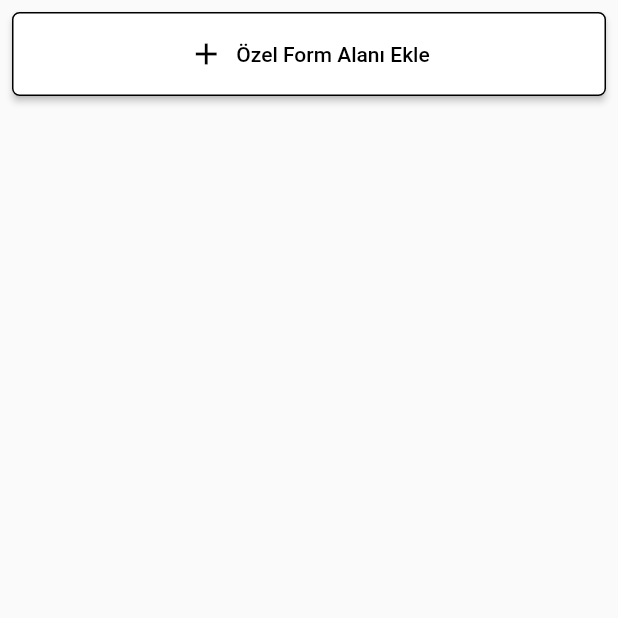
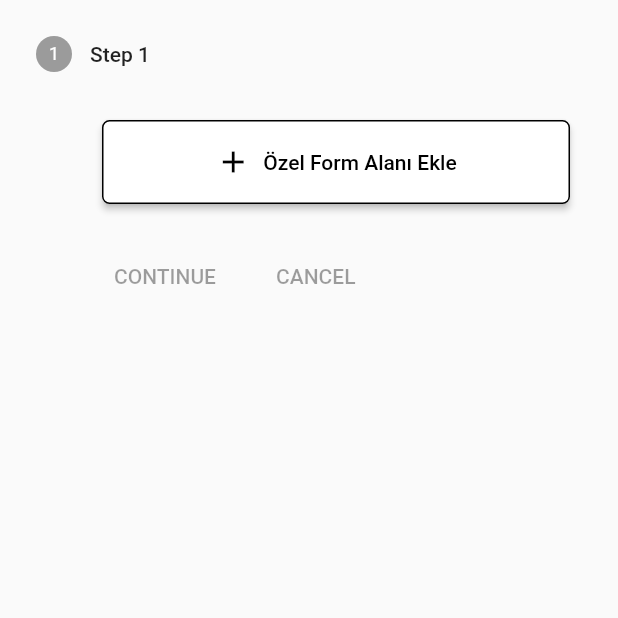
Before and after one commit to gataman/dynamic_form, a Flutter app: the screen it shows after launch, on a phone screen of 412 x 824 dp, the top half of it. Run offline on Flutter 3.47's test engine with Material 2 defaults, Android fonts, the phone set to English and light mode, and no system bars.

```diff
--- a/lib/form_view.dart
+++ b/lib/form_view.dart
@@ -17,13 +17,15 @@ class _FormViewState extends State<FormView> {
 
   @override
   Widget build(BuildContext context) {
-    return Column(
-      crossAxisAlignment: CrossAxisAlignment.stretch,
-      children: [
-        if (customFormList.isNotEmpty) _title(),
-        if (customFormList.isNotEmpty) Expanded(child: _listView()),
-        _addButton(),
-      ],
+    return SingleChildScrollView(
+      child: Column(
+        crossAxisAlignment: CrossAxisAlignment.stretch,
+        children: [
+          if (customFormList.isNotEmpty) _title(),
+          if (customFormList.isNotEmpty) _listView(),
+          _addButton(),
+        ],
+      ),
     );
   }
 
@@ -46,6 +48,8 @@ class _FormViewState extends State<FormView> {
   // Özel form list view
   Widget _listView() {
     return ListView.builder(
+      shrinkWrap: true,
+      physics: const NeverScrollableScrollPhysics(),
       itemBuilder: (context, index) {
         final customForm = customFormList[index];
         return CustomExpansionTile(
--- a/lib/main.dart
+++ b/lib/main.dart
@@ -13,9 +13,17 @@ class MainApp extends StatelessWidget {
     return MaterialApp(
       debugShowCheckedModeBanner: false,
       theme: _getTheme(),
-      home: const Scaffold(
-        body: FormView(),
-      ),
+      home: Scaffold(
+          body: Column(children: [
+        Expanded(
+          child: Stepper(steps: const [
+            Step(
+              title: Text('Step 1'),
+              content: FormView(),
+            )
+          ]),
+        ),
+      ])),
     );
   }
 
```
